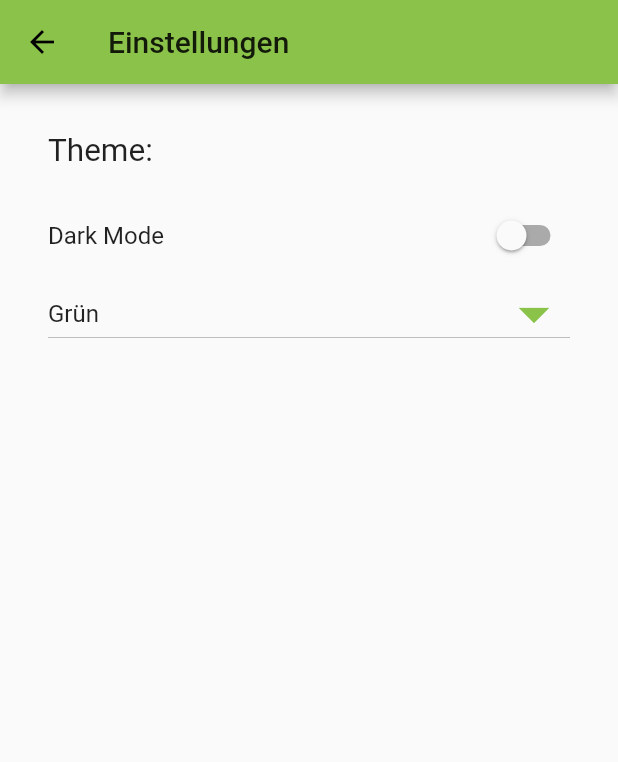
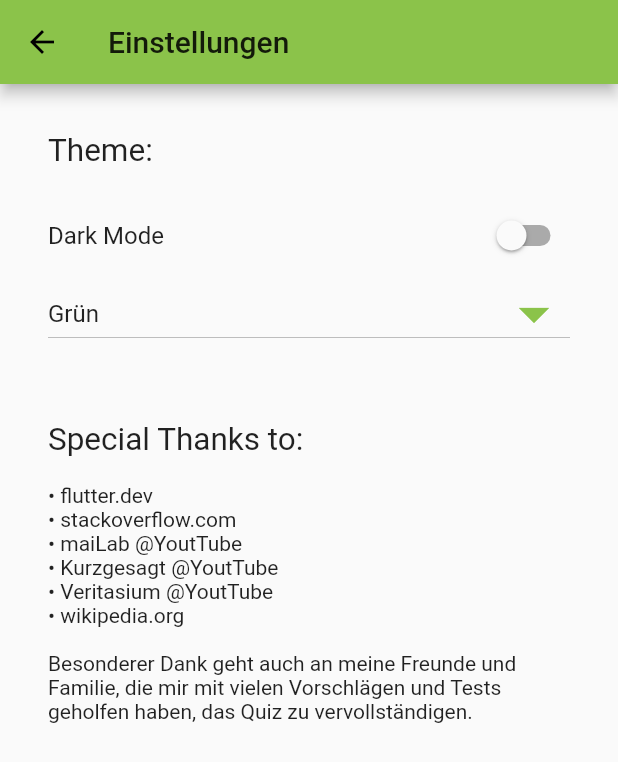
Before and after one commit to Davomat/Qwiz, a Flutter app: the CategoryPage screen opened by its route, after a tap on the "menu" icon, on a phone screen of 412 x 824 dp. Shown: the top 762 px of the screen. Run offline on Flutter 3.47's test engine with Material 2 defaults, Android fonts, the phone set to English and light mode, and no system bars.

Commit message:
minor code improvements

```diff
--- a/lib/category_page.dart
+++ b/lib/category_page.dart
@@ -1,7 +1,7 @@
 import 'package:flutter/material.dart';
 
 import 'category.dart';
-import 'question_catcher.dart';
+import 'question_provider.dart';
 import 'quiz_page.dart';
 import 'settings.dart';
 
@@ -58,7 +58,7 @@ class CategoryPage extends StatelessWidget {
                 Image.asset(CategoryHandler.getIcon(category), width: 1.5 * outerSpacing),
               ],
             ),
-            Text(QuestionCatcher.getNumberOfQuestions(category).toString() + ' Fragen'),
+            Text(QuestionProvider.getNumberOfQuestions(category).toString() + ' Fragen'),
           ]
       ),
     );
@@ -77,7 +77,7 @@ class CategoryPage extends StatelessWidget {
               _insertButton(context, outerSpacing, category),
             ],
           ),
-          Text(QuestionCatcher.getNumberOfQuestions(category).toString() + ' Fragen'),
+          Text(QuestionProvider.getNumberOfQuestions(category).toString() + ' Fragen'),
         ]
       ),
     );
--- a/lib/question_catcher.dart
+++ b/lib/question_provider.dart
@@ -3,7 +3,7 @@ import 'dart:math';
 import 'category.dart';
 import 'question.dart';
 
-class QuestionCatcher {
+class QuestionProvider {
 
   static int getNumberOfQuestions(Category category) {
     return getQuestions(category).length;
@@ -32,8 +32,8 @@ class QuestionCatcher {
       case Category.science:      return _getQuestionsAboutScience();
       case Category.technology:   return _getQuestionsAboutTechnology();
       case Category.programming:  return _getQuestionsAboutProgramming();
+      case Category.biology:      return _getQuestionsAboutBiology();
       case Category.logic:        return _getQuestionsAboutLogic();
-      case Category.biology:      return _getQuestionsAboutBiology();
       default:                    return List<Question>.empty();
     }
   }
@@ -553,49 +553,6 @@ class QuestionCatcher {
   }
 
 
-  static List<Question> _getQuestionsAboutLogic() {
-    final questions = new List<Question>.empty(growable: true);
-
-    questions.add(Question(
-      questionText: 'Was ist 2^2^2^2?',
-      rightAnswer:  '65.536',
-      wrongAnswer1: '256',
-      wrongAnswer2: '64',
-      wrongAnswer3: '16',
-      additionalInformation: 'Entgegen dem Berechnungsalgorithmus überlicher Taschenrechner (z.B. Windows\' calc.exe) ist das Potenzieren rechtsassoziativ. Das heißt, ohne Klammerung wird \"von rechts nach links\" gerechnet: 2^2^2^2 = 2^(2^[2^2]) = 2^(2^4) = 2^16',
-    ));
-
-    questions.add(Question(
-      questionText: '{7890} = 4     {3664} = 3     {3700} = 2\n{3678} = 3     {5890} = 4     {2630} = 2\n{1890} = 4     {3859} = 3     {7801} = 3\n{1462} = 2     {8444} = 5     {2580} = ?',
-      rightAnswer:  '3',
-      wrongAnswer1: '2',
-      wrongAnswer2: '4',
-      wrongAnswer3: '5',
-      additionalInformation: 'Gesucht ist die Anzahl geschlossener Bereiche in den Ziffern. Die 1, 2, 3, 5 und 7 haben 0, die 0, 4, 6 und 9 haben 1 und die 8 hat 2.',
-    ));
-
-    questions.add(Question(
-      questionText: 'Wie viele Wägungen sind mit einer Balkenwaage mit 2 Schalen nötig, um 1 schwerere unter 8 ansonsten gleich-schweren Kugeln zu identifizieren?',
-      rightAnswer:  '2',
-      wrongAnswer1: '3',
-      wrongAnswer2: '4',
-      wrongAnswer3: '5',
-      additionalInformation: 'Man wägt erst 3 gegen 3 ab und behält die schwereren bzw. die 2 übrigen, wenn sie gleich schwer sind. Von den übrigen wägt man 1 gegen 1 ab. Die schwerere oder übrige Kugel ist die gesuchte.',
-    ));
-
-    questions.add(Question(
-      questionText: 'Herr Müller hat 2 Kinder. Eins davon ist ein Mädchen. Mit welcher Wahrscheinlichkeit ist das andere ein Junge?',
-      rightAnswer:  '2/3',
-      wrongAnswer1: '1/4',
-      wrongAnswer2: '1/3',
-      wrongAnswer3: '1/2',
-      additionalInformation: 'Es gibt grundsätzlich 4 Möglichkeiten für Kind 1 und 2 (in Reihenfolge): J-J, J-M, M-J, M-M. Wenn eines der beiden ein Junge sein muss, bleiben die Möglichkeiten J-J, J-M und M-J.',
-    ));
-
-    return questions;
-  }
-
-
   static List<Question> _getQuestionsAboutBiology() {
     final questions = new List<Question>.empty(growable: true);
 
@@ -633,7 +590,7 @@ class QuestionCatcher {
     ));
 
     questions.add(Question(
-      questionText: 'Welches menschliche Organ hat die größte innere Oberfläche?',
+      questionText: 'Welches menschliche Organ hat ausgebreitet die größte Oberfläche?',
       rightAnswer:  'Lunge',
       wrongAnswer1: 'Haut',
       wrongAnswer2: 'Darm',
@@ -696,4 +653,47 @@ class QuestionCatcher {
     return questions;
   }
 
+
+  static List<Question> _getQuestionsAboutLogic() {
+    final questions = new List<Question>.empty(growable: true);
+
+    questions.add(Question(
+      questionText: 'Was ist 2^2^2^2?',
+      rightAnswer:  '65.536',
+      wrongAnswer1: '256',
+      wrongAnswer2: '64',
+      wrongAnswer3: '16',
+      additionalInformation: 'Entgegen dem Berechnungsalgorithmus überlicher Taschenrechner (z.B. Windows\' calc.exe) ist das Potenzieren rechtsassoziativ. Das heißt, ohne Klammerung wird \"von rechts nach links\" gerechnet: 2^2^2^2 = 2^(2^[2^2]) = 2^(2^4) = 2^16',
+    ));
+
+    questions.add(Question(
+      questionText: '{7890} = 4     {3664} = 3     {3700} = 2\n{3678} = 3     {5890} = 4     {2630} = 2\n{1890} = 4     {3859} = 3     {7801} = 3\n{1462} = 2     {8444} = 5     {2580} = ?',
+      rightAnswer:  '3',
+      wrongAnswer1: '2',
+      wrongAnswer2: '4',
+      wrongAnswer3: '5',
+      additionalInformation: 'Gesucht ist die Anzahl geschlossener Bereiche in den Ziffern. Die 1, 2, 3, 5 und 7 haben 0, die 0, 4, 6 und 9 haben 1 und die 8 hat 2.',
+    ));
+
+    questions.add(Question(
+      questionText: 'Wie viele Wägungen sind mit einer Balkenwaage mit 2 Schalen nötig, um 1 schwerere unter 8 ansonsten gleich-schweren Kugeln zu identifizieren?',
+      rightAnswer:  '2',
+      wrongAnswer1: '3',
+      wrongAnswer2: '4',
+      wrongAnswer3: '5',
+      additionalInformation: 'Man wägt erst 3 gegen 3 ab und behält die schwereren bzw. die 2 übrigen, wenn sie gleich schwer sind. Von den übrigen wägt man 1 gegen 1 ab. Die schwerere oder übrige Kugel ist die gesuchte.',
+    ));
+
+    questions.add(Question(
+      questionText: 'Herr Müller hat 2 Kinder. Eins davon ist ein Mädchen. Mit welcher Wahrscheinlichkeit ist das andere ein Junge?',
+      rightAnswer:  '2/3',
+      wrongAnswer1: '1/4',
+      wrongAnswer2: '1/3',
+      wrongAnswer3: '1/2',
+      additionalInformation: 'Es gibt grundlegend 4 Möglichkeiten für Kind 1 und 2 (in Reihenfolge): J-J, J-M, M-J, M-M. Mit dem Wissen, dass eines der beiden ein Mädchen ist, bleiben die Möglichkeiten J-M, M-J und M-M. Aus diesen 3 Möglichkeiten sind 2 für die Fragestellung zutrffend.',
+    ));
+
+    return questions;
+  }
+
 }
--- a/lib/quiz_page.dart
+++ b/lib/quiz_page.dart
@@ -2,7 +2,7 @@ import 'package:flutter/material.dart';
 
 import 'category.dart';
 import 'question.dart';
-import 'question_catcher.dart';
+import 'question_provider.dart';
 import 'result_page.dart';
 import 'score.dart';
 import 'settings.dart';
@@ -16,7 +16,7 @@ class QuizPage extends StatefulWidget {
 }
 
 class _QuizPageState extends State<QuizPage> {
-  final _wrongClickedColor = Colors.red.shade400;
+  final _wrongClickedColor = Colors.deepOrange;
   final _rightClickedColor = Colors.green;
 
   bool answerButtonsAreEnabled = true;
@@ -102,7 +102,7 @@ class _QuizPageState extends State<QuizPage> {
       counterText = 'Frage ' + (questionCounter + 1).toString() + ' von ' + numberOfQuestions.toString() + ':';
       Question currentQuestion = questions.elementAt(questionCounter);
       questionText = currentQuestion.questionText;
-      List<String> answers = QuestionCatcher.getRandomAnswerList(currentQuestion);
+      List<String> answers = QuestionProvider.getRandomAnswerList(currentQuestion);
       answerText1 = answers.removeLast();
       answerText2 = answers.removeLast();
       answerText3 = answers.removeLast();
@@ -142,7 +142,7 @@ class _QuizPageState extends State<QuizPage> {
 
     resetButtonColors();
     if (answerButtonsAreEnabled) {
-      setQuestions(QuestionCatcher.getQuestions(category));
+      setQuestions(QuestionProvider.getQuestions(category));
       setNumberOfQuestions();
       updateAllTexts(questions);
     }
--- a/lib/settings.dart
+++ b/lib/settings.dart
@@ -3,7 +3,7 @@ import 'package:flutter/material.dart';
 import 'package:provider/provider.dart';
 
 import 'theme_color.dart';
-import 'theme_provider.dart';
+import 'theme_notifier.dart';
 
 
 class SettingsPage extends StatefulWidget {
@@ -20,7 +20,8 @@ class _SettingsPageState extends State<SettingsPage> {
       appBar: AppBar(
         title: Text('Einstellungen'),
       ),
-      body: Padding(
+      body: SafeArea(
+        child: Padding(
           padding: EdgeInsets.all(32.0),
           child: Column(
             crossAxisAlignment: CrossAxisAlignment.start,
@@ -44,11 +45,11 @@ class _SettingsPageState extends State<SettingsPage> {
                   iconEnabledColor: Theme.of(context).primaryColor,
                   iconDisabledColor: Theme.of(context).primaryColor,
                   value: notifier.themeColor,
-                items: getAllColors()
+                  items: ColorHandler.getAllColors()
                     .map<DropdownMenuItem<ThemeColor>>((ThemeColor value) {
                     return DropdownMenuItem(
                       value: value,
-                    child: Text(stringOf(value)),
+                      child: Text(ColorHandler.stringOf(value)),
                     );
                   }).toList(),
                   onChanged: (ThemeColor? newValue) {
@@ -56,7 +57,23 @@ class _SettingsPageState extends State<SettingsPage> {
                   },
                 ),
               ),
+              SizedBox(height: 48.0),
+              Text('Special Thanks to:', textScaleFactor: 1.5),
+              SizedBox(height: 16.0),
+              SingleChildScrollView(
+                child: Text(
+                    '• flutter.dev' + '\n' +
+                    '• stackoverflow.com' + '\n' +
+                    '• maiLab @YoutTube' + '\n' +
+                    '• Kurzgesagt @YoutTube' + '\n' +
+                    '• Veritasium @YoutTube' + '\n' +
+                    '• wikipedia.org' + '\n' +
+                    '\n' +
+                    'Besonderer Dank geht auch an meine Freunde und Familie, die mir mit vielen Vorschlägen und Tests geholfen haben, das Quiz zu vervollständigen.'
+                ),
+              ),
             ],
+          ),
         ),
       ),
     );
--- a/lib/theme_color.dart
+++ b/lib/theme_color.dart
@@ -4,6 +4,7 @@ enum ThemeColor {
   amber,
   blue,
   brown,
+  cyan,
   green,
   indigo,
   lime,
@@ -12,15 +13,19 @@ enum ThemeColor {
   purple,
   red,
   teal,
+  violet,
   yellow,
 }
 
-List<ThemeColor> getAllColors() {
+class ColorHandler {
+  static List<ThemeColor> getAllColors() {
     return <ThemeColor>[
       ThemeColor.brown,
+      ThemeColor.violet,
       ThemeColor.purple,
       ThemeColor.indigo,
       ThemeColor.blue,
+      ThemeColor.cyan,
       ThemeColor.teal,
       ThemeColor.green,
       ThemeColor.lime,
@@ -32,29 +37,32 @@ List<ThemeColor> getAllColors() {
     ];
   }
 
-String stringOf(ThemeColor colorIN) {
+  static String stringOf(ThemeColor colorIN) {
     switch (colorIN) {
       case ThemeColor.amber:  return 'Bernstein';
       case ThemeColor.blue:   return 'Blau';
       case ThemeColor.brown:  return 'Braun';
+      case ThemeColor.cyan:   return 'Cyan';
       case ThemeColor.green:  return 'Grün';
       case ThemeColor.indigo: return 'Indigo';
       case ThemeColor.lime:   return 'Lime';
       case ThemeColor.orange: return 'Orange';
       case ThemeColor.pink:   return 'Pink';
-    case ThemeColor.purple: return 'Lila';
+      case ThemeColor.purple: return 'Violett';
       case ThemeColor.red:    return 'Rot';
       case ThemeColor.teal:   return 'Türkis';
+      case ThemeColor.violet: return 'Lila';
       case ThemeColor.yellow: return 'Gelb';
       default:                return '';
     }
   }
 
-Color colorOf(ThemeColor colorIN) {
+  static Color colorOf(ThemeColor colorIN) {
     switch (colorIN) {
       case ThemeColor.amber:  return Colors.amber;
       case ThemeColor.blue:   return Colors.lightBlue;
       case ThemeColor.brown:  return Colors.brown;
+      case ThemeColor.cyan:   return Colors.cyan;
       case ThemeColor.green:  return Colors.lightGreen;
       case ThemeColor.indigo: return Colors.indigo;
       case ThemeColor.lime:   return Colors.lime;
@@ -63,16 +71,18 @@ Color colorOf(ThemeColor colorIN) {
       case ThemeColor.purple: return Colors.deepPurple;
       case ThemeColor.red:    return Colors.red;
       case ThemeColor.teal:   return Colors.teal;
+      case ThemeColor.violet: return Colors.purple;
       case ThemeColor.yellow: return Colors.yellow;
-    default:                return Colors.grey;
+      default:                return Colors.orange;
     }
   }
 
-MaterialColor materialColorOf(ThemeColor colorIN) {
+  static MaterialColor materialColorOf(ThemeColor colorIN) {
     switch (colorIN) {
       case ThemeColor.amber:  return Colors.amber;
       case ThemeColor.blue:   return Colors.lightBlue;
       case ThemeColor.brown:  return Colors.brown;
+      case ThemeColor.cyan:   return Colors.cyan;
       case ThemeColor.green:  return Colors.lightGreen;
       case ThemeColor.indigo: return Colors.indigo;
       case ThemeColor.lime:   return Colors.lime;
@@ -81,7 +91,9 @@ MaterialColor materialColorOf(ThemeColor colorIN) {
       case ThemeColor.purple: return Colors.deepPurple;
       case ThemeColor.red:    return Colors.red;
       case ThemeColor.teal:   return Colors.teal;
+      case ThemeColor.violet: return Colors.purple;
       case ThemeColor.yellow: return Colors.yellow;
       default:                return Colors.grey;
     }
   }
+}
--- a/lib/title_screen.dart
+++ b/lib/title_screen.dart
@@ -6,7 +6,7 @@ import 'quiz_page.dart';
 import 'result_page.dart';
 import 'settings.dart';
 import 'theme_color.dart';
-import 'theme_provider.dart';
+import 'theme_notifier.dart';
 
 
 class TitleScreenRoot extends StatelessWidget {
@@ -22,8 +22,8 @@ class TitleScreenRoot extends StatelessWidget {
             title: 'Qwiz',
             theme: ThemeData(
               brightness: notifier.darkTheme ? Brightness.dark : Brightness.light,
-              primarySwatch: materialColorOf(notifier.themeColor),
-              primaryColor: colorOf(notifier.themeColor),
+              primarySwatch: ColorHandler.materialColorOf(notifier.themeColor),
+              primaryColor: ColorHandler.colorOf(notifier.themeColor),
               pageTransitionsTheme: PageTransitionsTheme(builders: {
                 TargetPlatform.iOS: FadeTransitionBuilder(),
                 TargetPlatform.android: FadeTransitionBuilder(),
```
Also changed, not shown: lib/theme_notifier.dart (renamed from lib/theme_provider.dart). Lines whose indentation alone changed are shown as unchanged.
